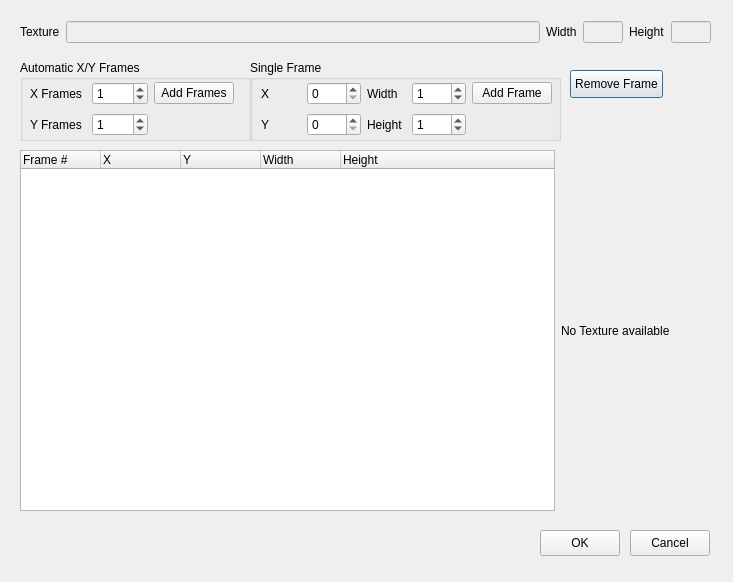
Before: the Qt Designer form brickleedit/src/gui/textureframeeditor/textureframeeditor.ui in paarm/bricklebrit, drawn with Qt 5.
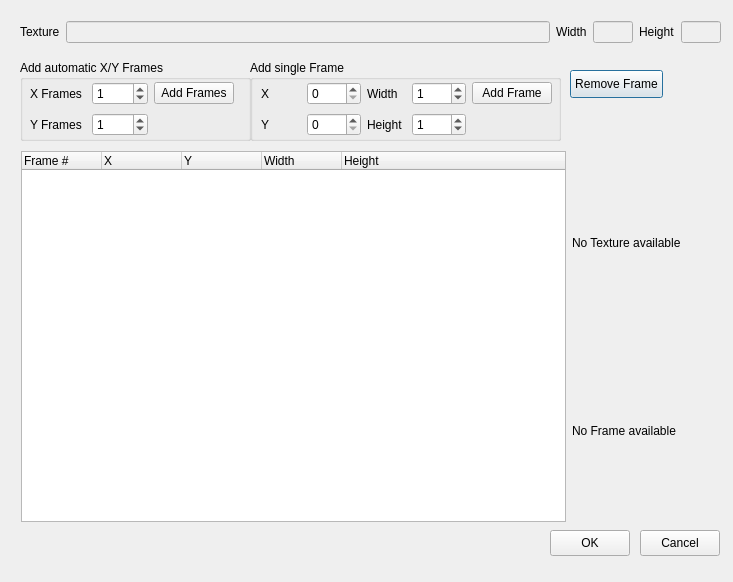
After: the same form once the commit is applied.

```diff
--- a/brickleedit/src/gui/textureframeeditor/textureframeeditor.ui
+++ b/brickleedit/src/gui/textureframeeditor/textureframeeditor.ui
@@ -36,7 +36,7 @@
     </rect>
    </property>
    <property name="title">
-    <string>Automatic X/Y Frames</string>
+    <string>Add automatic X/Y Frames</string>
    </property>
    <widget class="QWidget" name="layoutWidget1">
     <property name="geometry">
@@ -89,7 +89,7 @@
   <widget class="QPushButton" name="okButton">
    <property name="geometry">
     <rect>
-     <x>540</x>
+     <x>550</x>
      <y>530</y>
      <width>80</width>
      <height>26</height>
@@ -102,7 +102,7 @@
   <widget class="QPushButton" name="cancelButton">
    <property name="geometry">
     <rect>
-     <x>630</x>
+     <x>640</x>
      <y>530</y>
      <width>80</width>
      <height>26</height>
@@ -122,7 +122,7 @@
     </rect>
    </property>
    <property name="title">
-    <string>Single Frame</string>
+    <string>Add single Frame</string>
    </property>
    <widget class="QWidget" name="layoutWidget2">
     <property name="geometry">
@@ -240,68 +240,8 @@
    <property name="geometry">
     <rect>
      <x>20</x>
-     <y>150</y>
-     <width>691</width>
-     <height>361</height>
-    </rect>
-   </property>
-   <layout class="QGridLayout" name="gridLayout">
-    <property name="sizeConstraint">
-     <enum>QLayout::SetNoConstraint</enum>
-    </property>
-    <item row="0" column="2">
-     <widget class="QLabel" name="previewImage">
-      <property name="minimumSize">
-       <size>
-        <width>150</width>
-        <height>0</height>
-       </size>
-      </property>
-      <property name="text">
-       <string>No Texture available</string>
-      </property>
-     </widget>
-    </item>
-    <item row="0" column="1">
-     <widget class="QTreeWidget" name="treeWidget">
-      <attribute name="headerDefaultSectionSize">
-       <number>80</number>
-      </attribute>
-      <column>
-       <property name="text">
-        <string>Frame #</string>
-       </property>
-      </column>
-      <column>
-       <property name="text">
-        <string>X</string>
-       </property>
-      </column>
-      <column>
-       <property name="text">
-        <string>Y</string>
-       </property>
-      </column>
-      <column>
-       <property name="text">
-        <string>Width</string>
-       </property>
-      </column>
-      <column>
-       <property name="text">
-        <string>Height</string>
-       </property>
-      </column>
-     </widget>
-    </item>
-   </layout>
-  </widget>
-  <widget class="QWidget" name="">
-   <property name="geometry">
-    <rect>
-     <x>20</x>
      <y>20</y>
-     <width>691</width>
+     <width>701</width>
      <height>24</height>
     </rect>
    </property>
@@ -368,6 +308,74 @@
     </item>
    </layout>
   </widget>
+  <widget class="QWidget" name="">
+   <property name="geometry">
+    <rect>
+     <x>21</x>
+     <y>151</y>
+     <width>701</width>
+     <height>371</height>
+    </rect>
+   </property>
+   <layout class="QHBoxLayout" name="horizontalLayout_2">
+    <item>
+     <widget class="QTreeWidget" name="treeWidget">
+      <attribute name="headerDefaultSectionSize">
+       <number>80</number>
+      </attribute>
+      <column>
+       <property name="text">
+        <string>Frame #</string>
+       </property>
+      </column>
+      <column>
+       <property name="text">
+        <string>X</string>
+       </property>
+      </column>
+      <column>
+       <property name="text">
+        <string>Y</string>
+       </property>
+      </column>
+      <column>
+       <property name="text">
+        <string>Width</string>
+       </property>
+      </column>
+      <column>
+       <property name="text">
+        <string>Height</string>
+       </property>
+      </column>
+     </widget>
+    </item>
+    <item>
+     <layout class="QVBoxLayout" name="verticalLayout">
+      <item>
+       <widget class="QLabel" name="previewImage">
+        <property name="minimumSize">
+         <size>
+          <width>150</width>
+          <height>0</height>
+         </size>
+        </property>
+        <property name="text">
+         <string>No Texture available</string>
+        </property>
+       </widget>
+      </item>
+      <item>
+       <widget class="QLabel" name="previewFrame">
+        <property name="text">
+         <string>No Frame available</string>
+        </property>
+       </widget>
+      </item>
+     </layout>
+    </item>
+   </layout>
+  </widget>
  </widget>
  <resources/>
  <connections/>
```
Left out of the diff: 2 changed lines with no effect on the pictures.
